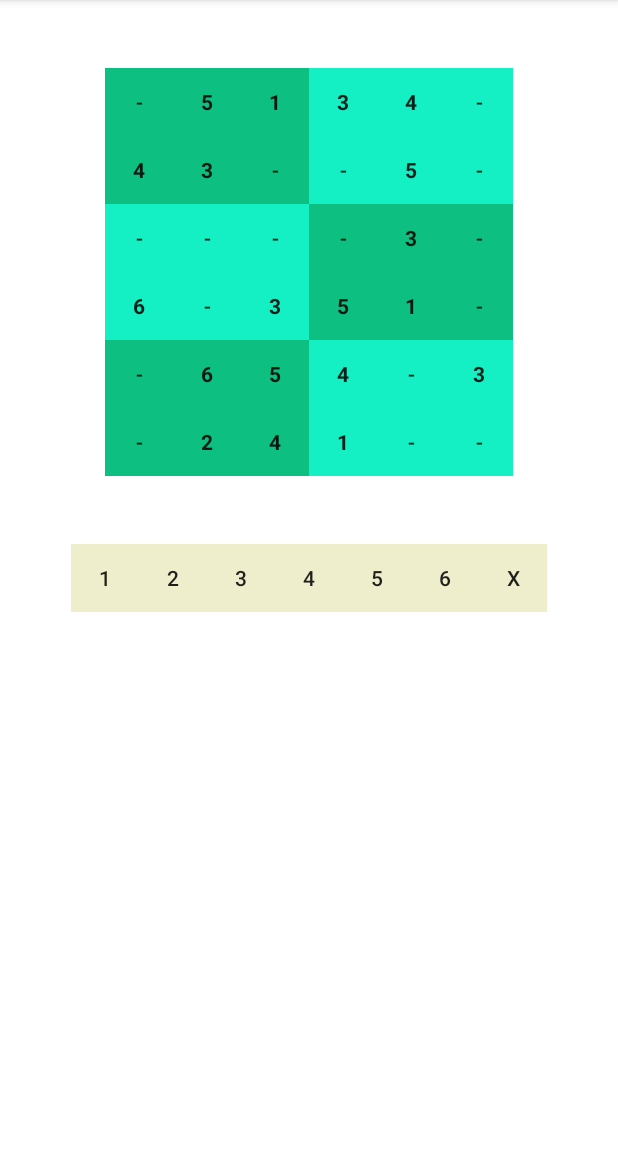
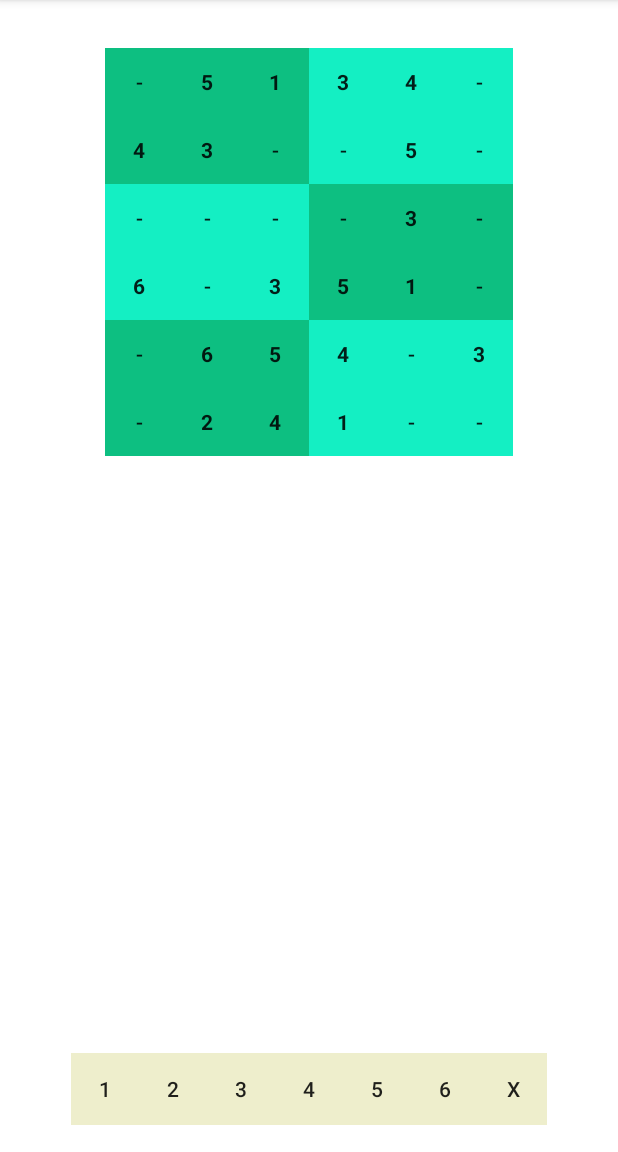
Before and after one commit to alexcarcar/IDoSudoku6, an Android app: the screen it shows after launch (MainActivity), on a phone screen of 412 x 824 dp, the part 84-1236 px from its top. Run offline under Robolectric (Android 15) with nearby library versions, the phone set to English and light mode, and no system bars.

Commit message:
Updated Name and Space Above Board

```diff
--- a/app/src/main/res/layout/activity_main.xml
+++ b/app/src/main/res/layout/activity_main.xml
@@ -1,17 +1,20 @@
-<LinearLayout xmlns:android="http://schemas.android.com/apk/res/android"
+<RelativeLayout xmlns:android="http://schemas.android.com/apk/res/android"
     xmlns:tools="http://schemas.android.com/tools"
     android:layout_width="match_parent"
     android:layout_height="match_parent"
     android:background="#ffffff"
-    android:orientation="vertical"
     tools:context=".MainActivity">
+
     <TableLayout
         android:layout_width="wrap_content"
         android:layout_height="wrap_content"
+        android:layout_alignParentTop="true"
+        android:layout_centerHorizontal="true"
         android:layout_gravity="center"
-        android:paddingTop="@dimen/activity_button">
+        android:layout_marginTop="32dp">
 
         <TableRow>
+
             <Button
                 android:id="@+id/cell00"
                 android:layout_width="@dimen/activity_button"
@@ -19,6 +22,7 @@
                 android:background="@color/color1"
                 android:onClick="onCellTouch"
                 android:text="@string/blank_cell" />
+
             <Button
                 android:id="@+id/cell01"
                 android:layout_width="@dimen/activity_button"
@@ -26,6 +30,7 @@
                 android:background="@color/color1"
                 android:onClick="onCellTouch"
                 android:text="@string/blank_cell" />
+
             <Button
                 android:id="@+id/cell02"
                 android:layout_width="@dimen/activity_button"
@@ -33,6 +38,7 @@
                 android:background="@color/color1"
                 android:onClick="onCellTouch"
                 android:text="@string/blank_cell" />
+
             <Button
                 android:id="@+id/cell03"
                 android:layout_width="@dimen/activity_button"
@@ -40,6 +46,7 @@
                 android:background="@color/color2"
                 android:onClick="onCellTouch"
                 android:text="@string/blank_cell" />
+
             <Button
                 android:id="@+id/cell04"
                 android:layout_width="@dimen/activity_button"
@@ -47,6 +54,7 @@
                 android:background="@color/color2"
                 android:onClick="onCellTouch"
                 android:text="@string/blank_cell" />
+
             <Button
                 android:id="@+id/cell05"
                 android:layout_width="@dimen/activity_button"
@@ -57,6 +65,7 @@
         </TableRow>
 
         <TableRow>
+
             <Button
                 android:id="@+id/cell10"
                 android:layout_width="@dimen/activity_button"
@@ -64,6 +73,7 @@
                 android:background="@color/color1"
                 android:onClick="onCellTouch"
                 android:text="@string/blank_cell" />
+
             <Button
                 android:id="@+id/cell11"
                 android:layout_width="@dimen/activity_button"
@@ -71,6 +81,7 @@
                 android:background="@color/color1"
                 android:onClick="onCellTouch"
                 android:text="@string/blank_cell" />
+
             <Button
                 android:id="@+id/cell12"
                 android:layout_width="@dimen/activity_button"
@@ -78,6 +89,7 @@
                 android:background="@color/color1"
                 android:onClick="onCellTouch"
                 android:text="@string/blank_cell" />
+
             <Button
                 android:id="@+id/cell13"
                 android:layout_width="@dimen/activity_button"
@@ -85,6 +97,7 @@
                 android:background="@color/color2"
                 android:onClick="onCellTouch"
                 android:text="@string/blank_cell" />
+
             <Button
                 android:id="@+id/cell14"
                 android:layout_width="@dimen/activity_button"
@@ -92,6 +105,7 @@
                 android:background="@color/color2"
                 android:onClick="onCellTouch"
                 android:text="@string/blank_cell" />
+
             <Button
                 android:id="@+id/cell15"
                 android:layout_width="@dimen/activity_button"
@@ -102,6 +116,7 @@
         </TableRow>
 
         <TableRow>
+
             <Button
                 android:id="@+id/cell20"
                 android:layout_width="@dimen/activity_button"
@@ -109,6 +124,7 @@
                 android:background="@color/color2"
                 android:onClick="onCellTouch"
                 android:text="@string/blank_cell" />
+
             <Button
                 android:id="@+id/cell21"
                 android:layout_width="@dimen/activity_button"
@@ -116,6 +132,7 @@
                 android:background="@color/color2"
                 android:onClick="onCellTouch"
                 android:text="@string/blank_cell" />
+
             <Button
                 android:id="@+id/cell22"
                 android:layout_width="@dimen/activity_button"
@@ -123,6 +140,7 @@
                 android:background="@color/color2"
                 android:onClick="onCellTouch"
                 android:text="@string/blank_cell" />
+
             <Button
                 android:id="@+id/cell23"
                 android:layout_width="@dimen/activity_button"
@@ -130,6 +148,7 @@
                 android:background="@color/color1"
                 android:onClick="onCellTouch"
                 android:text="@string/blank_cell" />
+
             <Button
                 android:id="@+id/cell24"
                 android:layout_width="@dimen/activity_button"
@@ -137,6 +156,7 @@
                 android:background="@color/color1"
                 android:onClick="onCellTouch"
                 android:text="@string/blank_cell" />
+
             <Button
                 android:id="@+id/cell25"
                 android:layout_width="@dimen/activity_button"
@@ -147,6 +167,7 @@
         </TableRow>
 
         <TableRow>
+
             <Button
                 android:id="@+id/cell30"
                 android:layout_width="@dimen/activity_button"
@@ -154,6 +175,7 @@
                 android:background="@color/color2"
                 android:onClick="onCellTouch"
                 android:text="@string/blank_cell" />
+
             <Button
                 android:id="@+id/cell31"
                 android:layout_width="@dimen/activity_button"
@@ -161,6 +183,7 @@
                 android:background="@color/color2"
                 android:onClick="onCellTouch"
                 android:text="@string/blank_cell" />
+
             <Button
                 android:id="@+id/cell32"
                 android:layout_width="@dimen/activity_button"
@@ -168,6 +191,7 @@
                 android:background="@color/color2"
                 android:onClick="onCellTouch"
                 android:text="@string/blank_cell" />
+
             <Button
                 android:id="@+id/cell33"
                 android:layout_width="@dimen/activity_button"
@@ -175,6 +199,7 @@
                 android:background="@color/color1"
                 android:onClick="onCellTouch"
                 android:text="@string/blank_cell" />
+
             <Button
                 android:id="@+id/cell34"
                 android:layout_width="@dimen/activity_button"
@@ -182,6 +207,7 @@
                 android:background="@color/color1"
                 android:onClick="onCellTouch"
                 android:text="@string/blank_cell" />
+
             <Button
                 android:id="@+id/cell35"
                 android:layout_width="@dimen/activity_button"
@@ -192,6 +218,7 @@
         </TableRow>
 
         <TableRow>
+
             <Button
                 android:id="@+id/cell40"
                 android:layout_width="@dimen/activity_button"
@@ -199,6 +226,7 @@
                 android:background="@color/color1"
                 android:onClick="onCellTouch"
                 android:text="@string/blank_cell" />
+
             <Button
                 android:id="@+id/cell41"
                 android:layout_width="@dimen/activity_button"
@@ -206,6 +234,7 @@
                 android:background="@color/color1"
                 android:onClick="onCellTouch"
                 android:text="@string/blank_cell" />
+
             <Button
                 android:id="@+id/cell42"
                 android:layout_width="@dimen/activity_button"
@@ -213,6 +242,7 @@
                 android:background="@color/color1"
                 android:onClick="onCellTouch"
                 android:text="@string/blank_cell" />
+
             <Button
                 android:id="@+id/cell43"
                 android:layout_width="@dimen/activity_button"
@@ -220,6 +250,7 @@
                 android:background="@color/color2"
                 android:onClick="onCellTouch"
                 android:text="@string/blank_cell" />
+
             <Button
                 android:id="@+id/cell44"
                 android:layout_width="@dimen/activity_button"
@@ -227,6 +258,7 @@
                 android:background="@color/color2"
                 android:onClick="onCellTouch"
                 android:text="@string/blank_cell" />
+
             <Button
                 android:id="@+id/cell45"
                 android:layout_width="@dimen/activity_button"
@@ -237,6 +269,7 @@
         </TableRow>
 
         <TableRow>
+
             <Button
                 android:id="@+id/cell50"
                 android:layout_width="@dimen/activity_button"
@@ -244,6 +277,7 @@
                 android:background="@color/color1"
                 android:onClick="onCellTouch"
                 android:text="@string/blank_cell" />
+
             <Button
                 android:id="@+id/cell51"
                 android:layout_width="@dimen/activity_button"
@@ -251,6 +285,7 @@
                 android:background="@color/color1"
                 android:onClick="onCellTouch"
                 android:text="@string/blank_cell" />
+
             <Button
                 android:id="@+id/cell52"
                 android:layout_width="@dimen/activity_button"
@@ -258,6 +293,7 @@
                 android:background="@color/color1"
                 android:onClick="onCellTouch"
                 android:text="@string/blank_cell" />
+
             <Button
                 android:id="@+id/cell53"
                 android:layout_width="@dimen/activity_button"
@@ -265,6 +301,7 @@
                 android:background="@color/color2"
                 android:onClick="onCellTouch"
                 android:text="@string/blank_cell" />
+
             <Button
                 android:id="@+id/cell54"
                 android:layout_width="@dimen/activity_button"
@@ -272,6 +309,7 @@
                 android:background="@color/color2"
                 android:onClick="onCellTouch"
                 android:text="@string/blank_cell" />
+
             <Button
                 android:id="@+id/cell55"
                 android:layout_width="@dimen/activity_button"
@@ -281,62 +319,70 @@
                 android:text="@string/blank_cell" />
         </TableRow>
     </TableLayout>
-    <TableLayout
+
+    <LinearLayout
         android:layout_width="wrap_content"
         android:layout_height="wrap_content"
-        android:layout_gravity="center"
-        android:paddingTop="@dimen/activity_button">
+        android:layout_alignParentBottom="true"
+        android:layout_centerHorizontal="true"
+        android:layout_marginBottom="18dp"
+        android:orientation="horizontal">
 
-        <TableRow>
         <Button
             android:id="@+id/choose1"
-                android:layout_width="@dimen/activity_button"
-                android:layout_height="@dimen/activity_button"
+            android:layout_width="45dp"
+            android:layout_height="match_parent"
             android:background="@color/off_color"
             android:onClick="onChoice"
             android:text="@string/number1" />
+
         <Button
             android:id="@+id/choose2"
-                android:layout_width="@dimen/activity_button"
-                android:layout_height="@dimen/activity_button"
+            android:layout_width="45dp"
+            android:layout_height="match_parent"
             android:background="@color/off_color"
             android:onClick="onChoice"
             android:text="@string/number2" />
+
         <Button
             android:id="@+id/choose3"
-                android:layout_width="@dimen/activity_button"
-                android:layout_height="@dimen/activity_button"
+            android:layout_width="45dp"
+            android:layout_height="match_parent"
             android:background="@color/off_color"
             android:onClick="onChoice"
             android:text="@string/number3" />
+
         <Button
             android:id="@+id/choose4"
-                android:layout_width="@dimen/activity_button"
-                android:layout_height="@dimen/activity_button"
+            android:layout_width="45dp"
+            android:layout_height="match_parent"
             android:background="@color/off_color"
             android:onClick="onChoice"
             android:text="@string/number4" />
+
         <Button
             android:id="@+id/choose5"
-                android:layout_width="@dimen/activity_button"
-                android:layout_height="@dimen/activity_button"
+            android:layout_width="45dp"
+            android:layout_height="match_parent"
             android:background="@color/off_color"
             android:onClick="onChoice"
             android:text="@string/number5" />
+
         <Button
             android:id="@+id/choose6"
-                android:layout_width="@dimen/activity_button"
-                android:layout_height="@dimen/activity_button"
+            android:layout_width="45dp"
+            android:layout_height="match_parent"
             android:background="@color/off_color"
             android:onClick="onChoice"
             android:text="@string/number6" />
+
         <Button
             android:id="@+id/choose_delete"
-                android:layout_width="@dimen/activity_button"
-                android:layout_height="@dimen/activity_button"
+            android:layout_width="45dp"
+            android:layout_height="match_parent"
             android:background="@color/off_color"
             android:onClick="onChoice"
             android:text="@string/delete" />
-        </TableRow>
-    </TableLayout>
     </LinearLayout>
+
+</RelativeLayout>
```
Lines whose indentation alone changed are shown as unchanged.
